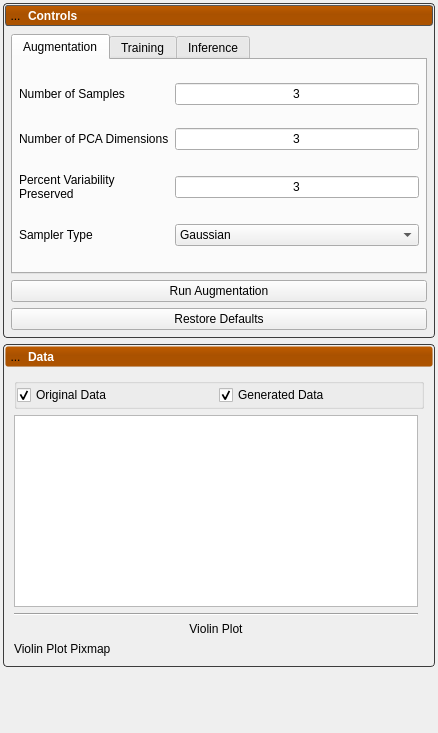
This is Studio/src/DeepSSM/DeepSSMTool.ui in SCIInstitute/ShapeWorks as Qt 5 draws it before an edit. The edited form follows.
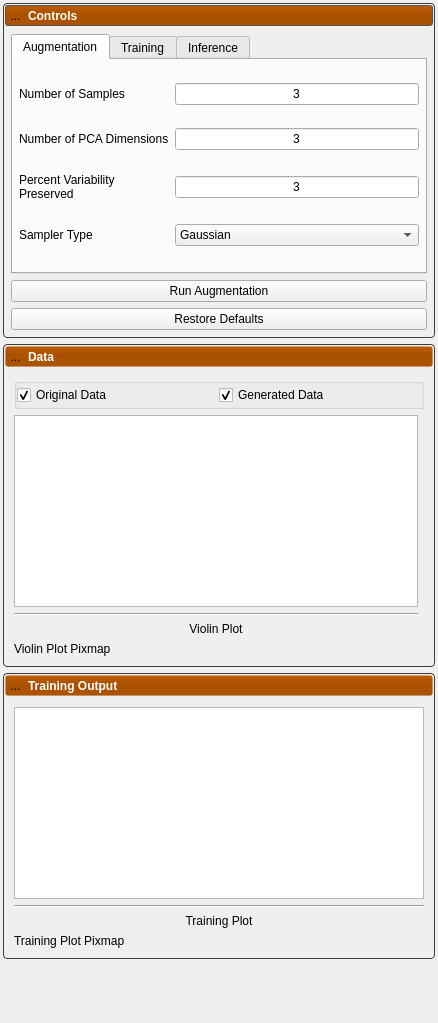
This is the edited form. Icons and pictures are not drawn.

Commit message: Training callbacks, dashboard, etc.

Diff of the .ui file:
```diff
--- a/Studio/src/DeepSSM/DeepSSMTool.ui
+++ b/Studio/src/DeepSSM/DeepSSMTool.ui
@@ -15,251 +15,15 @@
   </property>
   <property name="styleSheet">
    <string notr="true">
-
-/********************** Tab Widget ***********************/
-
-/*
-QTabWidget::pane {
-	border: 2px solid rgb( 80, 80, 80 );
-}
-*/
-
-/*
-QTabWidget::pane{
-	border-top: 2px solid #C2C7DB;
-	background-color: qlineargradient(spread:pad, x1:0.5, y1:0, x2:0.5, y2:0.960227, stop:0 rgba(221, 221, 221, 255), stop:0.155779 rgba(228, 228, 228, 255), stop:1 rgba(202, 204, 204, 255));      
-}
-*/
-/*
-QTabBar::tab {
-	background-color: qlineargradient(spread:pad, x1:0.5, y1:0, x2:0.5, y2:0.960227, stop:0 rgba(0, 0, 0, 0), stop:0.45 rgba(0, 0, 0, 30), stop:1 rgba(0, 0, 0, 25));
-	color: white;
- }
-*/
-
-/*
-QTabBar::tab:selected {
-	background-color: rgb( 84, 168, 212 );
-}
-*/
-
-QWidget#meanTab{
-	background-color: qlineargradient(spread:pad, x1:0.5, y1:0, x2:0.5, y2:0.960227, stop:0 rgba(221, 221, 221, 255), stop:0.155779 rgba(228, 228, 228, 255), stop:1 rgba(202, 204, 204, 255));
-}
-
-QWidget#samplesTab{
-	background-color: qlineargradient(spread:pad, x1:0.5, y1:0, x2:0.5, y2:0.960227, stop:0 rgba(221, 221, 221, 255), stop:0.155779 rgba(228, 228, 228, 255), stop:1 rgba(202, 204, 204, 255));      
-}
-
-QWidget#pcaTab{
-	background-color: qlineargradient(spread:pad, x1:0.5, y1:0, x2:0.5, y2:0.960227, stop:0 rgba(221, 221, 221, 255), stop:0.155779 rgba(228, 228, 228, 255), stop:1 rgba(202, 204, 204, 255));      
-}
-
-QWidget#regressionTab{
-	background-color: qlineargradient(spread:pad, x1:0.5, y1:0, x2:0.5, y2:0.960227, stop:0 rgba(221, 221, 221, 255), stop:0.155779 rgba(228, 228, 228, 255), stop:1 rgba(202, 204, 204, 255));      
-}
-
-/********************** Tab Widget ***********************/
-
-
-/********************** Visualization Panel ***********************/
-
-QLabel#visualizationLabel{
-	color: white;
-	font: bold;
-}
-QWidget#visualizationPanel{
-	background-color: rgba( 0, 0, 0, 0 );
-}
-
-QToolButton#visualizationOpenButton{
-	background-color: rgba(0, 0, 0, 0);
-	border-radius: 4px;
-}
-
-QToolButton#visualizationOpenButton:hover{
-	background-color: rgba( 0, 0, 0, 30 ); border-radius: 3px;
-}
-
-QWidget#visualizationHeader{
-	background-color: qlineargradient(spread:pad, x1:0.5, y1:0, x2:0.5, y2:0.960227, stop:0 rgba(0, 0, 0, 0), stop:0.45 rgba(0, 0, 0, 30), stop:1 rgba(0, 0, 0, 25));
-    border-radius: 3px;
-}
-
-QWidget#visualizationHeaderBackground{
-	background-color: rgb( 84, 168, 212 );
-    border-radius: 3px;
-	border: 1px solid rgb(90, 90, 90);
-}
-
-QWidget#visualizationPanel{
-	background-color: rgb( 90, 90, 90 );
-	border-radius:4px;
-	border: 1px solid rgb(60, 60, 60);
-	color: rgb(90, 90, 90);
-}
-
-QWidget#visualizationContent{
-	border-radius: 3px;
-	border: 1px solid rgb(80, 80,80);
-	background-color: qlineargradient(spread:pad, x1:0.5, y1:0, x2:0.5, y2:0.960227, stop:0 rgba(221, 221, 221, 255), stop:0.155779 rgba(228, 228, 228, 255), stop:1 rgba(202, 204, 204, 255));      
-}
-/********************** Visualization Panel ***********************/
-
-
-/********************** Shape Panel ***********************/
-
-QLabel#shapeLabel{
-	color: white;
-	font: bold;
-}
-
-QWidget#shapePanel{
-	background-color: rgba( 0, 0, 0, 0 );
-}
-
-QToolButton#shapeOpenButton{
-	background-color: rgba(0, 0, 0, 0);
-	border-radius: 4px;
-}
-
-QToolButton#shapeOpenButton:hover{
-	background-color: rgba( 0, 0, 0, 30 ); border-radius: 3px;
-}
-
-QWidget#layers_header_{
-	background-color: qlineargradient(spread:pad, x1:0.5, y1:0, x2:0.5, y2:0.960227, stop:0 rgba(0, 0, 0, 0), stop:0.45 rgba(0, 0, 0, 30), stop:1 rgba(0, 0, 0, 25));
-    border-radius: 3px;
-}
-
-QWidget#shapeHeaderBackground{
-	background-color: rgb( 84, 168, 212 );
-    border-radius: 3px;
-	border: 1px solid rgb(90, 90, 90);
-}
-
-QWidget#shapePanel{
-	background-color: rgb( 90, 90, 90 );
-	border-radius:4px;
-	border: 1px solid rgb(60, 60, 60);
-	color: rgb(90, 90, 90);
-}
-
-QWidget#shapeContent{
-	border-radius: 3px;
-	border: 1px solid rgb(80, 80,80);
-	background-color: qlineargradient(spread:pad, x1:0.5, y1:0, x2:0.5, y2:0.960227, stop:0 rgba(221, 221, 221, 255), stop:0.155779 rgba(228, 228, 228, 255), stop:1 rgba(202, 204, 204, 255));      
-}
-/********************** Shape Panel ***********************/
-
-
-/********************** reconstruction Panel ***********************/
-
-QLabel#reconstructionLabel{
-	color: white;
-	font: bold;
-}
-QWidget#reconstructionPanel{
-	background-color: rgba( 0, 0, 0, 0 );
-}
-
-QToolButton#reconstructionOpenButton{
-	background-color: rgba(0, 0, 0, 0);
-	border-radius: 4px;
-}
-
-QToolButton#reconstructionOpenButton:hover{
-	background-color: rgba( 0, 0, 0, 30 ); border-radius: 3px;
-}
-
-QWidget#reconstructionHeader{
-	background-color: qlineargradient(spread:pad, x1:0.5, y1:0, x2:0.5, y2:0.960227, stop:0 rgba(0, 0, 0, 0), stop:0.45 rgba(0, 0, 0, 30), stop:1 rgba(0, 0, 0, 25));
-    border-radius: 3px;
-}
-
-QWidget#reconstructionHeaderBackground{
-	background-color: rgb( 84, 168, 212 );
-    border-radius: 3px;
-	border: 1px solid rgb(90, 90, 90);
-}
-
-QWidget#reconstructionPanel{
-	background-color: rgb( 90, 90, 90 );
-	border-radius:4px;
-	border: 1px solid rgb(60, 60, 60);
-	color: rgb(90, 90, 90);
-}
-
-QWidget#reconstructionContent{
-	border-radius: 3px;
-	border: 1px solid rgb(80, 80,80);
-	background-color: qlineargradient(spread:pad, x1:0.5, y1:0, x2:0.5, y2:0.960227, stop:0 rgba(221, 221, 221, 255), stop:0.155779 rgba(228, 228, 228, 255), stop:1 rgba(202, 204, 204, 255));      
-}
-/********************** reconstruction Panel ***********************/
-
-
-
-/********************** Other ***********************/
-
-QWidget#pcaWidget{
-	border-radius: 3px;
-	border: 2px solid rgb(80, 80,80);
-}
-
-
-QWidget#sampleWidget{
-	border-radius: 3px;
-	border: 2px solid rgb(80, 80,80);
-}
-
-QWidget#meanWidget{
-	border-radius: 3px;
-	border: 2px solid rgb(80, 80,80);
-}
-
-
 QWidget#controlsDockContents {
-/*	background-color: rgb(0,0,1);
-*/
-
-/*
-background-color: qlineargradient(spread:pad, x1:0.5, y1:0, x2:0.5, y2:0.960227, stop:0 rgba(1, 0, 0, 0), stop:0.45 rgba(0, 0, 1, 30), stop:1 rgba(0, 1, 0, 25));
-*/
-
-/*	background-color: qlineargradient(spread:pad, x1:0.5, y1:0, x2:0.5, y2:0.960227, stop:0 rgba(69, 168, 212, 255), stop:0.45 rgba(0, 0, 0, 30), stop:1 rgba(60, 60, 60, 255));
-*/   
- border-radius: 3px;
-
-background: rgb(90,90,90);
-
-/*
-	background: grey
-*/
-
-/*	color: red;	
-*/
+  border-radius: 3px;
+  background: rgb(90,90,90);
 }
 
-
-
 QWidget#widget {
  background-color: rgba(0,0,255,255);
-
-
-/*
-background-color: qlineargradient(spread:pad, x1:0.5, y1:0, x2:0.5, y2:0.960227, stop:0 rgba(1, 0, 0, 0), stop:0.45 rgba(0, 0, 1, 30), stop:1 rgba(0, 1, 0, 25));
-*/
-
-/*
-	background: grey
-*/
-
-/*	color: red;	
-*/
 }
 
-
-
 QToolButton{
 	border: 1px solid rgba( 0, 0, 0, 0 );
 	margin: 0, 0, 0, 0;
@@ -276,13 +40,9 @@
 }
 
 
+/*************************************************************************/
+/**************************** controls panel *****************************/
 /************************************************************************/
-
-
-
-
-/********************** controls panel ***********************/
-
 QLabel#controls_label {
     color: white;
     font: bold;
@@ -306,10 +66,9 @@
 }
 
 
-
-
-/********************** data panel ***********************/
-
+/*************************************************************************/
+/******************************** data panel *****************************/
+/************************************************************************/
 QLabel#data_label {
     color: white;
     font: bold;
@@ -332,14 +91,32 @@
     color: rgb(90, 90, 90);
 }
 
-QPushButton#run_button2 {
-		background-color: qlineargradient(spread:pad, x1:0.5, y1:0, x2:0.5, y2:1, stop:0 rgba(98, 0, 0, 255), stop:0.299435 rgba(164, 0, 0, 255), stop:0.491525 rgba(128, 0, 0, 255), stop:1 rgba(98, 0, 0, 255));
-	
-margin: 4px;
-border: 1px solid rgb(90, 90, 90);
-	color: white;
+/*************************************************************************/
+/******************************** training panel *************************/
+/*************************************************************************/
+QLabel#training_label {
+    color: white;
+    font: bold;
 }
 
+QPushButton#training_header {
+    background-color: qlineargradient(spread:pad, x1:0.5, y1:0, x2:0.5, y2:0.960227, stop:0 rgba(0, 0, 0, 0), stop:0.45 rgba(0, 0, 0, 30), stop:1 rgba(0, 0, 0, 25));
+    border-radius: 3px;
+}
+
+QWidget#training_header_background {
+    background-color: rgb( 192, 92, 0);
+    border-radius: 3px;
+    border: 1px solid rgb(90 90, 90);
+}
+
+QWidget#training_panel {
+    border-radius: 4px;
+    border: 1px solid rgb(60, 60, 60);
+    color: rgb(90, 90, 90);
+}
+/*************************************************************************/
+
 </string>
   </property>
   <layout class="QVBoxLayout" name="verticalLayout">
@@ -1032,6 +809,154 @@
      </layout>
     </widget>
    </item>
+   <item>
+    <widget class="QWidget" name="training_panel" native="true">
+     <property name="sizePolicy">
+      <sizepolicy hsizetype="Preferred" vsizetype="Fixed">
+       <horstretch>0</horstretch>
+       <verstretch>0</verstretch>
+      </sizepolicy>
+     </property>
+     <layout class="QVBoxLayout" name="verticalLayout_10">
+      <property name="spacing">
+       <number>2</number>
+      </property>
+      <property name="leftMargin">
+       <number>2</number>
+      </property>
+      <property name="topMargin">
+       <number>2</number>
+      </property>
+      <property name="rightMargin">
+       <number>2</number>
+      </property>
+      <property name="bottomMargin">
+       <number>2</number>
+      </property>
+      <item>
+       <widget class="QWidget" name="training_header_background" native="true">
+        <layout class="QVBoxLayout" name="verticalLayout_11">
+         <property name="leftMargin">
+          <number>0</number>
+         </property>
+         <property name="topMargin">
+          <number>0</number>
+         </property>
+         <property name="rightMargin">
+          <number>0</number>
+         </property>
+         <property name="bottomMargin">
+          <number>0</number>
+         </property>
+         <item>
+          <widget class="QPushButton" name="training_header">
+           <property name="sizePolicy">
+            <sizepolicy hsizetype="Preferred" vsizetype="Fixed">
+             <horstretch>0</horstretch>
+             <verstretch>0</verstretch>
+            </sizepolicy>
+           </property>
+           <property name="minimumSize">
+            <size>
+             <width>215</width>
+             <height>21</height>
+            </size>
+           </property>
+           <layout class="QHBoxLayout" name="horizontalLayout_6">
+            <property name="spacing">
+             <number>2</number>
+            </property>
+            <property name="leftMargin">
+             <number>0</number>
+            </property>
+            <property name="topMargin">
+             <number>0</number>
+            </property>
+            <property name="rightMargin">
+             <number>0</number>
+            </property>
+            <property name="bottomMargin">
+             <number>0</number>
+            </property>
+            <item>
+             <widget class="QToolButton" name="training_open_button">
+              <property name="minimumSize">
+               <size>
+                <width>21</width>
+                <height>21</height>
+               </size>
+              </property>
+              <property name="maximumSize">
+               <size>
+                <width>21</width>
+                <height>21</height>
+               </size>
+              </property>
+              <property name="text">
+               <string>...</string>
+              </property>
+              <property name="icon">
+               <iconset resource="../Resources/ShapeWorksStudio.qrc">
+                <normaloff>:/Studio/Images/RightArrowWhite.png</normaloff>
+                <normalon>:/Studio/Images/DownArrowWhite.png</normalon>:/Studio/Images/RightArrowWhite.png</iconset>
+              </property>
+              <property name="checkable">
+               <bool>true</bool>
+              </property>
+              <property name="checked">
+               <bool>true</bool>
+              </property>
+             </widget>
+            </item>
+            <item>
+             <widget class="QLabel" name="training_label">
+              <property name="text">
+               <string>Training Output</string>
+              </property>
+             </widget>
+            </item>
+           </layout>
+          </widget>
+         </item>
+        </layout>
+       </widget>
+      </item>
+      <item>
+       <widget class="QWidget" name="training_content" native="true">
+        <layout class="QGridLayout" name="gridLayout_13">
+         <item row="2" column="0">
+          <widget class="QLabel" name="label_10">
+           <property name="text">
+            <string>Training Plot</string>
+           </property>
+           <property name="alignment">
+            <set>Qt::AlignCenter</set>
+           </property>
+          </widget>
+         </item>
+         <item row="3" column="0">
+          <widget class="QLabel" name="training_plot">
+           <property name="text">
+            <string>Training Plot Pixmap</string>
+           </property>
+          </widget>
+         </item>
+         <item row="1" column="0">
+          <widget class="Line" name="line_4">
+           <property name="orientation">
+            <enum>Qt::Horizontal</enum>
+           </property>
+          </widget>
+         </item>
+         <item row="0" column="0">
+          <widget class="QTableWidget" name="training_table"/>
+         </item>
+        </layout>
+       </widget>
+      </item>
+     </layout>
+    </widget>
+   </item>
    <item>
     <widget class="QWidget" name="widget_2" native="true">
      <property name="minimumSize">
```
The commit also changes 4 other files.
